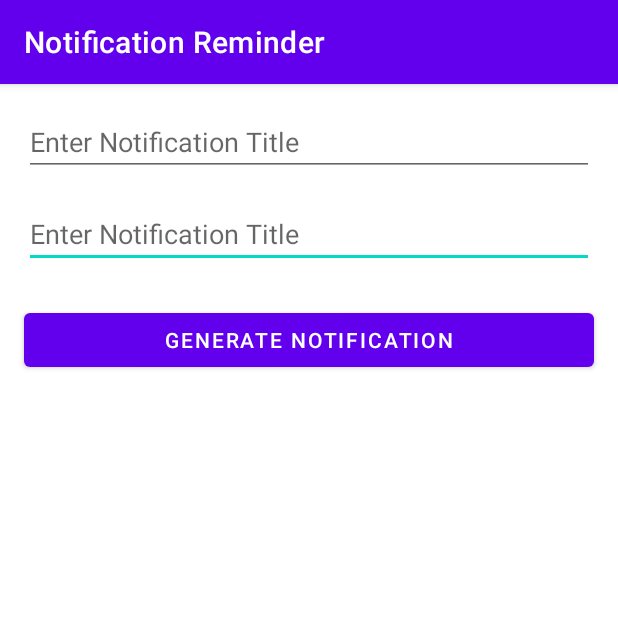
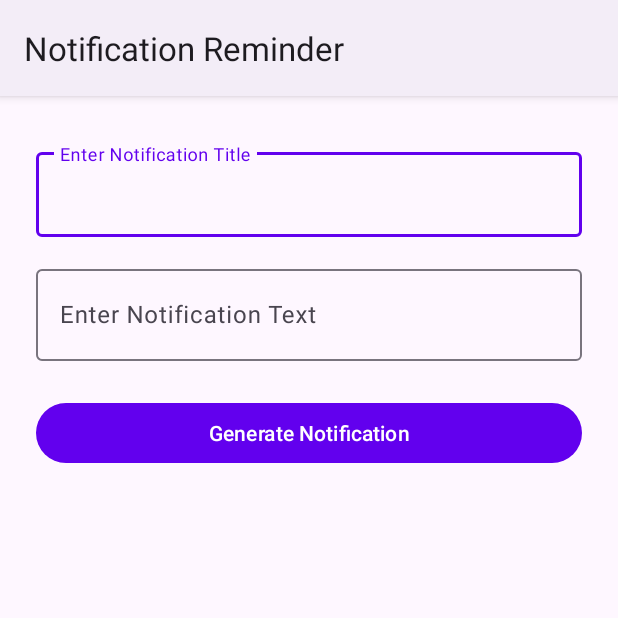
Before and after one commit to mr-woodapple/NotificationReminder, an Android app: the screen it shows after launch (MainActivity), on a phone screen of 412 x 824 dp, the top half of it. Run offline under Robolectric (Android 15) with nearby library versions, the phone set to English and light mode, and no system bars.

Commit message:
Switched to Material 3 theme, changed input boxes

```diff
--- a/app/build.gradle
+++ b/app/build.gradle
@@ -36,7 +36,7 @@ android {
 dependencies {
 
     implementation 'androidx.appcompat:appcompat:1.4.0'
-    implementation 'com.google.android.material:material:1.4.0'
+    implementation 'com.google.android.material:material:1.5.0-rc01'
     implementation 'androidx.constraintlayout:constraintlayout:2.1.2'
     testImplementation 'junit:junit:4.+'
     androidTestImplementation 'androidx.test.ext:junit:1.1.3'
--- a/app/src/main/res/layout/activity_main.xml
+++ b/app/src/main/res/layout/activity_main.xml
@@ -6,46 +6,54 @@
     android:layout_height="match_parent"
     tools:context=".MainActivity">
 
-    <EditText
-        android:id="@+id/InputNotificationText"
-        android:layout_width="0dp"
-        android:layout_height="wrap_content"
-        android:layout_marginStart="16dp"
-        android:layout_marginTop="16dp"
-        android:layout_marginEnd="16dp"
-        android:ems="10"
-        android:hint="@string/hint_notification_title"
-        android:inputType="textPersonName"
-        app:layout_constraintEnd_toEndOf="parent"
-        app:layout_constraintHorizontal_bias="0.0"
-        app:layout_constraintStart_toStartOf="parent"
-        app:layout_constraintTop_toBottomOf="@+id/InputNotificationTitle" />
-
-    <EditText
-        android:id="@+id/InputNotificationTitle"
-        android:layout_width="0dp"
-        android:layout_height="wrap_content"
-        android:layout_marginStart="16dp"
-        android:layout_marginTop="16dp"
-        android:layout_marginEnd="16dp"
-        android:ems="10"
-        android:hint="@string/hint_notification_title"
-        android:inputType="textPersonName"
-        app:layout_constraintEnd_toEndOf="parent"
-        app:layout_constraintStart_toStartOf="parent"
-        app:layout_constraintTop_toTopOf="parent" />
-
     <Button
         android:id="@+id/notification_btn"
         android:layout_width="0dp"
         android:layout_height="wrap_content"
-        android:layout_marginStart="16dp"
+        android:layout_marginStart="24dp"
         android:layout_marginTop="24dp"
-        android:layout_marginEnd="16dp"
+        android:layout_marginEnd="24dp"
         android:onClick="triggerNotification"
         android:text="Generate Notification"
         app:layout_constraintEnd_toEndOf="parent"
         app:layout_constraintHorizontal_bias="0.0"
         app:layout_constraintStart_toStartOf="parent"
-        app:layout_constraintTop_toBottomOf="@+id/InputNotificationText" />
+        app:layout_constraintTop_toBottomOf="@+id/textInputLayout2" />
+
+    <com.google.android.material.textfield.TextInputLayout
+        android:id="@+id/textInputLayout"
+        android:layout_width="0dp"
+        android:layout_height="wrap_content"
+        android:layout_marginStart="24dp"
+        android:layout_marginTop="32dp"
+        android:layout_marginEnd="24dp"
+        app:layout_constraintEnd_toEndOf="parent"
+        app:layout_constraintStart_toStartOf="parent"
+        app:layout_constraintTop_toTopOf="parent">
+
+        <com.google.android.material.textfield.TextInputEditText
+            android:id="@+id/InputNotificationTitle"
+            android:layout_width="match_parent"
+            android:layout_height="wrap_content"
+            android:hint="@string/hint_notification_title" />
+    </com.google.android.material.textfield.TextInputLayout>
+
+    <com.google.android.material.textfield.TextInputLayout
+        android:id="@+id/textInputLayout2"
+        android:layout_width="0dp"
+        android:layout_height="wrap_content"
+        android:layout_marginStart="24dp"
+        android:layout_marginTop="16dp"
+        android:layout_marginEnd="24dp"
+        app:layout_constraintEnd_toEndOf="parent"
+        app:layout_constraintStart_toStartOf="parent"
+        app:layout_constraintTop_toBottomOf="@+id/textInputLayout">
+
+        <com.google.android.material.textfield.TextInputEditText
+            android:id="@+id/InputNotificationText"
+            android:layout_width="match_parent"
+            android:layout_height="61dp"
+            android:hint="@string/hint_notification_text" />
+    </com.google.android.material.textfield.TextInputLayout>
+
 </androidx.constraintlayout.widget.ConstraintLayout>
--- a/app/src/main/res/values-night/themes.xml
+++ b/app/src/main/res/values-night/themes.xml
@@ -1,6 +1,6 @@
 <resources xmlns:tools="http://schemas.android.com/tools">
     <!-- Base application theme. -->
-    <style name="Theme.NotificationReminder" parent="Theme.MaterialComponents.DayNight.DarkActionBar">
+    <style name="Theme.NotificationReminder" parent="Theme.Material3.Dark">
         <!-- Primary brand color. -->
         <item name="colorPrimary">@color/purple_200</item>
         <item name="colorPrimaryVariant">@color/purple_700</item>
--- a/app/src/main/res/values/themes.xml
+++ b/app/src/main/res/values/themes.xml
@@ -1,6 +1,6 @@
 <resources xmlns:tools="http://schemas.android.com/tools">
     <!-- Base application theme. -->
-    <style name="Theme.NotificationReminder" parent="Theme.MaterialComponents.DayNight.DarkActionBar">
+    <style name="Theme.NotificationReminder" parent="Theme.Material3.Light">
         <!-- Primary brand color. -->
         <item name="colorPrimary">@color/purple_500</item>
         <item name="colorPrimaryVariant">@color/purple_700</item>
```
